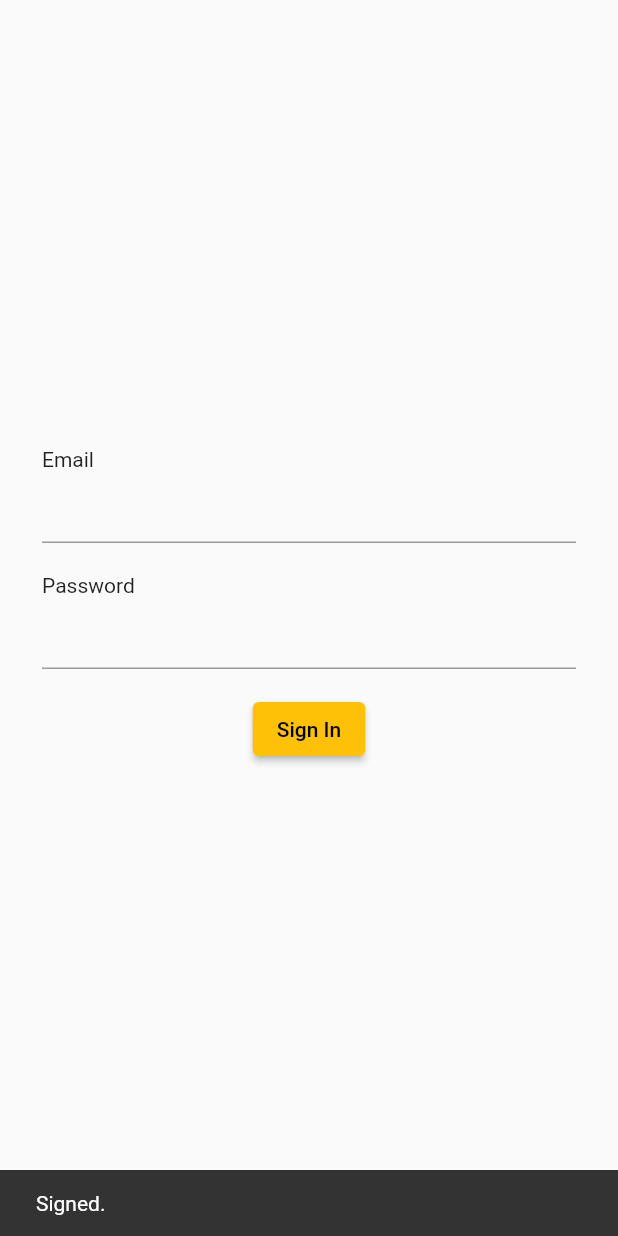
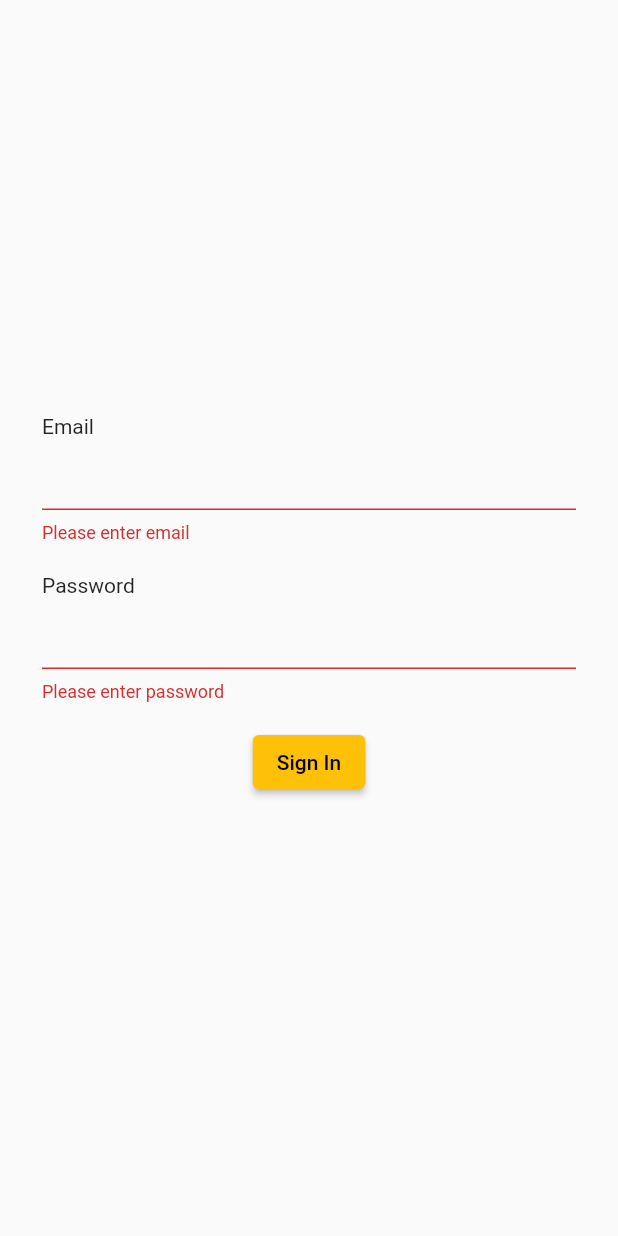
Before and after one commit to eugales/kozy_app, a Flutter app: the HomePage screen opened directly, after a tap on "Sign In", on a phone screen of 412 x 824 dp. Run offline on Flutter 3.47's test engine with Material 2 defaults, Android fonts, the phone set to English and light mode, and no system bars; our stand-ins replace bloc, email_validator, equatable, flutter_bloc, shared_preferences; accounts and stored records are empty.

Commit message:
bloc dependency for di added email_validator dependency added session bloc added token prefs added home page is used as di some fixes

```diff
--- /dev/null
+++ b/lib/bloc/session/session_bloc.dart
@@ -0,0 +1,46 @@
+import 'package:bloc/bloc.dart';
+import 'package:equatable/equatable.dart';
+import 'package:kozy_app/repository/auth_repository.dart';
+import 'package:kozy_app/repository/services/auth_service.dart';
+import 'package:kozy_app/utils/token_preferences.dart';
+
+part 'session_event.dart';
+part 'session_state.dart';
+
+class SessionBloc extends Bloc<SessionEvent, SessionState> {
+  final AuthRepository _authRepository = AuthRepository(service: AuthService());
+  final TokenPreferences _tokenPreferences = TokenPreferences();
+
+  SessionBloc() : super(SessionInitial()) {
+    on<SessionValidate>((event, emit) async {
+      final haveToken = await _tokenPreferences.haveAuthToken();
+      if (haveToken) {
+        final valid = await _authRepository.validateAuthToken();
+        if (valid) {
+          emit(SessionAuthorized());
+        } else {
+          emit(SessionUnauthorized());
+        }
+      } else {
+        emit(SessionUnauthorized());
+      }
+    });
+
+    on<SessionSignIn>((event, emit) async {
+      try {
+        final user = await _authRepository.signIn(event.email, event.password);
+         emit(SessionAuthorized());
+      } catch (e) {
+        emit(SessionFailure(message: e.toString()));
+      }
+    });
+
+    on<SessionSignOut>((event, emit) async {
+      final token = await _tokenPreferences.getAuthToken();
+      final result = await _authRepository.signOut(token);
+      if (result) {
+        emit(SessionUnauthorized());
+      }
+    });
+  }
+}
--- /dev/null
+++ b/lib/bloc/session/session_event.dart
@@ -0,0 +1,17 @@
+part of 'session_bloc.dart';
+
+abstract class SessionEvent extends Equatable {
+  const SessionEvent();
+
+  @override
+  List<Object> get props => [];
+}
+
+class SessionValidate extends SessionEvent {}
+class SessionSignIn extends SessionEvent {
+  final String email;
+  final String password;
+
+  const SessionSignIn({required this.email, required this.password});
+}
+class SessionSignOut extends SessionEvent {}
--- /dev/null
+++ b/lib/bloc/session/session_state.dart
@@ -0,0 +1,19 @@
+part of 'session_bloc.dart';
+
+abstract class SessionState extends Equatable {
+  const SessionState();
+
+  @override
+  List<Object> get props => [];
+}
+
+class SessionInitial extends SessionState {}
+
+class SessionAuthorized extends SessionState {}
+
+class SessionUnauthorized extends SessionState {}
+
+class SessionFailure extends SessionState {
+  final message;
+  const SessionFailure({this.message});
+}
--- a/lib/repository/models/errors/auth_error.dart
+++ b/lib/repository/models/errors/auth_error.dart
@@ -2,4 +2,8 @@ class ErrorGettingUser implements Exception {
   ErrorGettingUser(String error);
 }
 
+class ErrorAuthorization implements Exception {
+  ErrorAuthorization(String error);
+}
+
 class ErrorEmptyAuthorization {}
--- a/lib/ui/auth/pages/auth_page.dart
+++ /dev/null
@@ -1,17 +0,0 @@
-import 'package:flutter/material.dart';
-import 'package:flutter_bloc/flutter_bloc.dart';
-import 'package:kozy_app/repository/auth_repository.dart';
-import 'package:kozy_app/repository/services/auth_service.dart';
-import 'package:kozy_app/ui/auth/pages/sign_in_page.dart';
-
-class AuthPage extends StatelessWidget {
-  const AuthPage({Key? key}) : super(key: key);
-
-  @override
-  Widget build(BuildContext context) {
-    return RepositoryProvider(
-      create: (context) => AuthRepository(service: AuthService()),
-      child: const SignInPage(),
-    );
-  }
-}
--- a/lib/ui/auth/pages/sign_in_page.dart
+++ b/lib/ui/auth/pages/sign_in_page.dart
@@ -1,6 +1,7 @@
+import 'package:email_validator/email_validator.dart';
 import 'package:flutter/material.dart';
 import 'package:flutter_bloc/flutter_bloc.dart';
-import 'package:kozy_app/repository/auth_repository.dart';
+import 'package:kozy_app/bloc/session/session_bloc.dart';
 
 class SignInPage extends StatefulWidget {
   const SignInPage({Key? key}) : super(key: key);
@@ -15,22 +16,17 @@ class _SignInPageState extends State<SignInPage> {
 
   @override
   void dispose() {
-    // Clean up the controller when the widget is disposed.
     emailController.dispose();
     passwordController.dispose();
     super.dispose();
   }
 
-  void onSignInPressed(AuthRepository authRepository) {
+  void onSignInPressed() {
     if (_formKey.currentState!.validate()) {
       String email = emailController.value.text;
       String password = passwordController.value.text;
-      final future = authRepository.signIn(email, password);
-      future.whenComplete(() {
-        ScaffoldMessenger.of(context).showSnackBar(
-          const SnackBar(content: Text('Signed.')),
-        );
-      });
+      final provider = BlocProvider.of<SessionBloc>(context);
+      provider.add(SessionSignIn(email: email, password: password));
     }
   }
 
@@ -38,8 +34,6 @@ class _SignInPageState extends State<SignInPage> {
 
   @override
   Widget build(BuildContext context) {
-    final authRepository = RepositoryProvider.of<AuthRepository>(context);
-
     return Container(
       padding: const EdgeInsets.symmetric(horizontal: 16),
       child: Form(
@@ -50,18 +44,27 @@ class _SignInPageState extends State<SignInPage> {
               const Text('Email'),
               TextFormField(
                 controller: emailController,
+                validator: (v) {
+                  if (v == null || v.isEmpty) return 'Please enter email';
+                  if (!EmailValidator.validate(v)) return 'Please enter valid email';
+
+                  return null;
+                },
               ),
               const SizedBox(height: 20),
               const Text('Password'),
               TextFormField(
                 controller: passwordController,
+                validator: (v) =>
+                    (v == null || v.isEmpty) ? 'Please enter password' : null,
+                obscureText: true,
               ),
               Center(
                 child: Padding(
                   padding: const EdgeInsets.symmetric(vertical: 16),
                   child: ElevatedButton(
                     child: const Text('Sign In'),
-                    onPressed: () => onSignInPressed(authRepository),
+                    onPressed: () => onSignInPressed(),
                   ),
                 ),
               )
--- a/lib/ui/home/pages/home_layout.dart
+++ b/lib/ui/home/pages/home_layout.dart
@@ -1,5 +1,6 @@
 import 'package:flutter/material.dart';
-import 'package:kozy_app/ui/auth/pages/auth_page.dart';
+import 'package:flutter_bloc/flutter_bloc.dart';
+import 'package:kozy_app/bloc/session/session_bloc.dart';
 
 class HomeLayout extends StatelessWidget {
   const HomeLayout({
@@ -8,13 +9,18 @@ class HomeLayout extends StatelessWidget {
 
   @override
   Widget build(BuildContext context) {
+    final provider = BlocProvider.of<SessionBloc>(context);
 
-    return Padding(
-      padding: const EdgeInsets.symmetric(horizontal: 12.0),
-      child: Column(
-        mainAxisAlignment: MainAxisAlignment.spaceAround,
-        children: const [AuthPage()],
-      ),
-    );
+    return Center(
+        child: Column(
+      mainAxisAlignment: MainAxisAlignment.spaceAround,
+      children: [
+        const Text('Authorized'),
+        ElevatedButton(
+          child: const Text('Sign out'),
+          onPressed: () => provider.add(SessionSignOut()),
+        )
+      ],
+    ));
   }
 }
--- a/lib/ui/home/pages/home_page.dart
+++ b/lib/ui/home/pages/home_page.dart
@@ -1,4 +1,7 @@
 import 'package:flutter/material.dart';
+import 'package:flutter_bloc/flutter_bloc.dart';
+import 'package:kozy_app/bloc/session/session_bloc.dart';
+import 'package:kozy_app/ui/auth/pages/sign_in_page.dart';
 import 'package:kozy_app/ui/home/pages/home_layout.dart';
 
 class HomePage extends StatelessWidget {
@@ -6,8 +9,27 @@ class HomePage extends StatelessWidget {
 
   @override
   Widget build(BuildContext context) {
-    return const Scaffold(
-      body: HomeLayout(),
+    final provider = BlocProvider.of<SessionBloc>(context);
+    provider.add(SessionValidate());
+
+    return Scaffold(
+      body: Padding(
+        padding: const EdgeInsets.symmetric(horizontal: 12.0),
+        child: Column(
+          mainAxisAlignment: MainAxisAlignment.spaceAround,
+          children: [
+            BlocBuilder<SessionBloc, SessionState>(builder: (context, state) {
+              if (state is SessionAuthorized) {
+                return const HomeLayout();
+              }
+              if (state is SessionUnauthorized || state is SessionFailure) {
+                return const SignInPage();
+              }
+              return const Center(child: Text('Kozy App'));
+            })
+          ],
+        ),
+      ),
     );
   }
 }
--- a/lib/utils/session_manager.dart
+++ b/lib/utils/token_preferences.dart
@@ -1,6 +1,6 @@
 import 'package:shared_preferences/shared_preferences.dart';
 
-class SessionManager {
+class TokenPreferences {
   final String _authTokenKey = "auth_token";
 
   Future<bool> haveAuthToken() async {
--- a/pubspec.yaml
+++ b/pubspec.yaml
@@ -32,9 +32,11 @@ dependencies:
   http:
   equatable:
   flutter_bloc:
+  bloc:
   json_serializable:
   json_annotation:
   shared_preferences:
+  email_validator:
 
 
   # The following adds the Cupertino Icons font to your application.
```
Also changed, not shown: lib/main.dart (+13 -7 lines), lib/repository/auth_repository.dart (+14 -8 lines), lib/repository/product_repository.dart (+5 -4 lines), lib/repository/services/auth_service.dart (+17 -6 lines), pubspec.lock.
